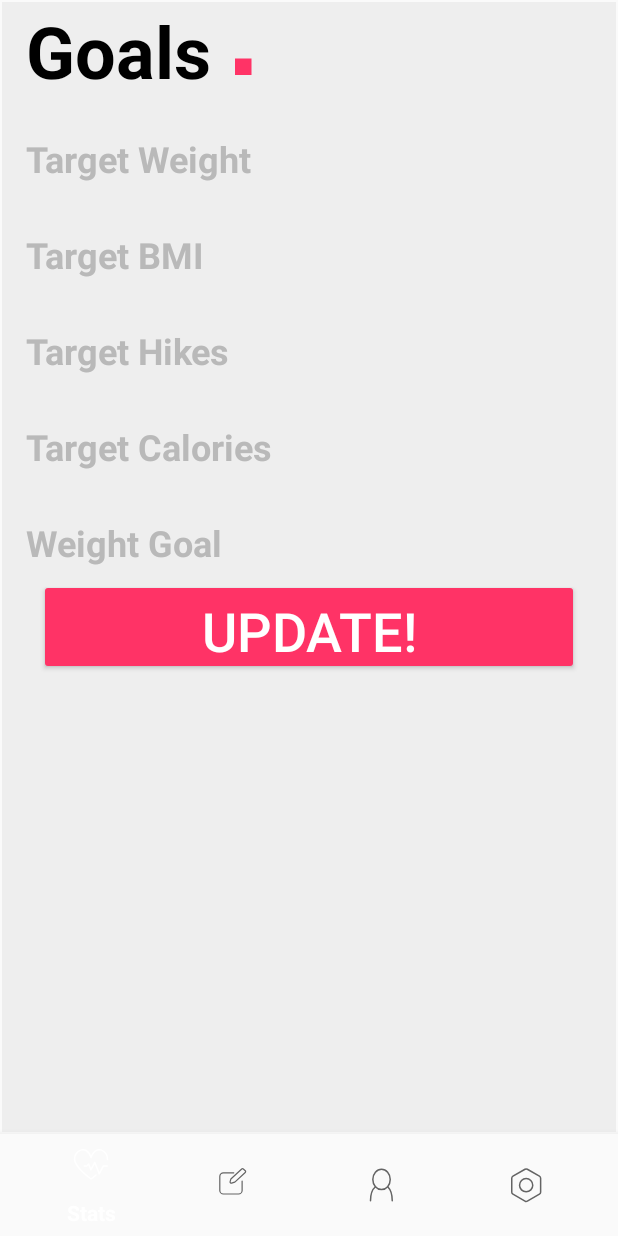
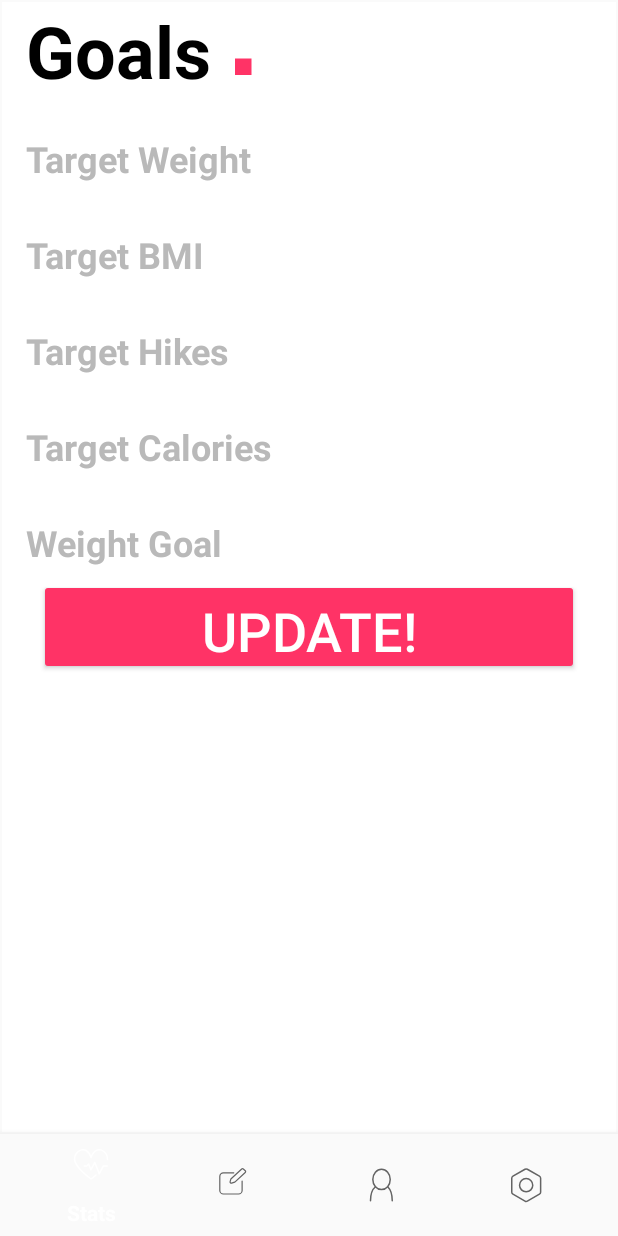
Before and after one commit to albertsus/Lifestyle-App, an Android app: the HomeActivity screen opened directly, with no data from a screen before it, on a phone screen of 412 x 824 dp. Run offline under Robolectric (Android 15) with nearby library versions, the phone set to English and light mode, and no system bars.

```diff
--- a/app/src/main/res/layout/activity_signup.xml
+++ b/app/src/main/res/layout/activity_signup.xml
@@ -287,7 +287,7 @@
         android:gravity="left|center_vertical"
         android:paddingStart="16dp"
         android:paddingTop="16dp"
-        android:text="Target Weight (lbs)"
+        android:text="Target Weight"
         android:textColor="@color/textLabelDefault"
         android:textSize="24sp"
         android:textStyle="bold"
--- a/app/src/main/res/layout/fragment_goals.xml
+++ b/app/src/main/res/layout/fragment_goals.xml
@@ -4,7 +4,7 @@ xmlns:app="http://schemas.android.com/apk/res-auto"
 xmlns:tools="http://schemas.android.com/tools"
 android:layout_width="match_parent"
 android:layout_height="match_parent"
-    android:background="@color/defaultBackgroundColor"
+    android:background="@color/lightBackgroundColor"
 tools:context=".GoalsFrag">
 
     <android.support.v4.widget.NestedScrollView android:layout_width="match_parent"
--- a/app/src/main/res/layout/fragment_profile.xml
+++ b/app/src/main/res/layout/fragment_profile.xml
@@ -3,7 +3,7 @@
     xmlns:tools="http://schemas.android.com/tools"
     android:layout_width="match_parent"
     android:layout_height="match_parent"
-    android:background="@color/defaultBackgroundColor"
+    android:background="@color/lightBackgroundColor"
     tools:context=".ProfileFrag">
 
     <android.support.v4.widget.NestedScrollView android:layout_width="match_parent"
--- a/app/src/main/res/layout/fragment_stats.xml
+++ b/app/src/main/res/layout/fragment_stats.xml
@@ -4,7 +4,7 @@
     xmlns:tools="http://schemas.android.com/tools"
     android:layout_width="match_parent"
     android:layout_height="match_parent"
-    android:background="@color/defaultBackgroundColor"
+    android:background="@color/lightBackgroundColor"
     tools:context=".StatsFrag">
 
     <android.support.constraint.ConstraintLayout
--- a/app/src/main/res/layout/fragment_tools.xml
+++ b/app/src/main/res/layout/fragment_tools.xml
@@ -4,7 +4,7 @@ xmlns:app="http://schemas.android.com/apk/res-auto"
 xmlns:tools="http://schemas.android.com/tools"
 android:layout_width="match_parent"
 android:layout_height="match_parent"
-android:background="@color/defaultBackgroundColor"
+android:background="@color/lightBackgroundColor"
 tools:context=".ToolsFrag">
 
     <!--Title-->
--- a/app/src/main/res/values/colors.xml
+++ b/app/src/main/res/values/colors.xml
@@ -4,6 +4,7 @@
     <color name="colorPrimaryDark">#000000</color>
     <color name="colorAccent">#FF3366</color>
     <color name="defaultBackgroundColor">#EEEEEE</color>
+    <color name="lightBackgroundColor">#FFFFFF</color>
     <color name="textLabelDefault">#B9B9B9</color>
 
 </resources>
```
Also changed, not shown: app/src/main/java/cs6018/lifestyleapp/HomeActivity.java (+26 -0 lines), 1 other file.
